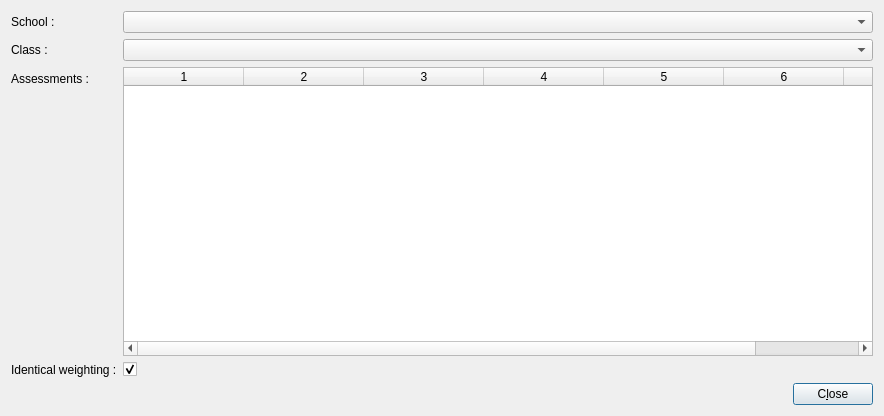
Old version of the form TeacherHelper/src/classAssessmentsSummaryReportForm.ui in the repository jeremydumais/TeacherHelper.
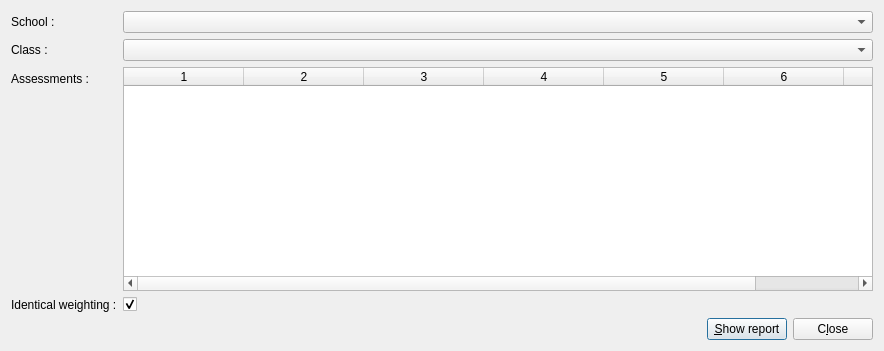
New version of the form. Icons and pictures are not drawn.

Commit message: Continue working on report : Select multiple assessments and calculate the average of each students with a weighting option per assessment.

Patch:
```diff
--- a/TeacherHelper/src/classAssessmentsSummaryReportForm.ui
+++ b/TeacherHelper/src/classAssessmentsSummaryReportForm.ui
@@ -7,7 +7,7 @@
     <x>0</x>
     <y>0</y>
     <width>884</width>
-    <height>416</height>
+    <height>351</height>
    </rect>
   </property>
   <property name="windowTitle">
@@ -122,6 +122,17 @@
        </property>
       </spacer>
      </item>
+     <item>
+      <widget class="QPushButton" name="pushButtonShowReport">
+       <property name="text">
+        <string>&amp;Show report</string>
+       </property>
+       <property name="icon">
+        <iconset resource="../res/global.qrc">
+         <normaloff>:/global/ok22.png</normaloff>:/global/ok22.png</iconset>
+       </property>
+      </widget>
+     </item>
      <item>
       <widget class="QPushButton" name="pushButtonClose">
        <property name="text">
```
Left out of the diff: 19 changed lines with no effect on the pictures. The commit also changes 9 other files.
